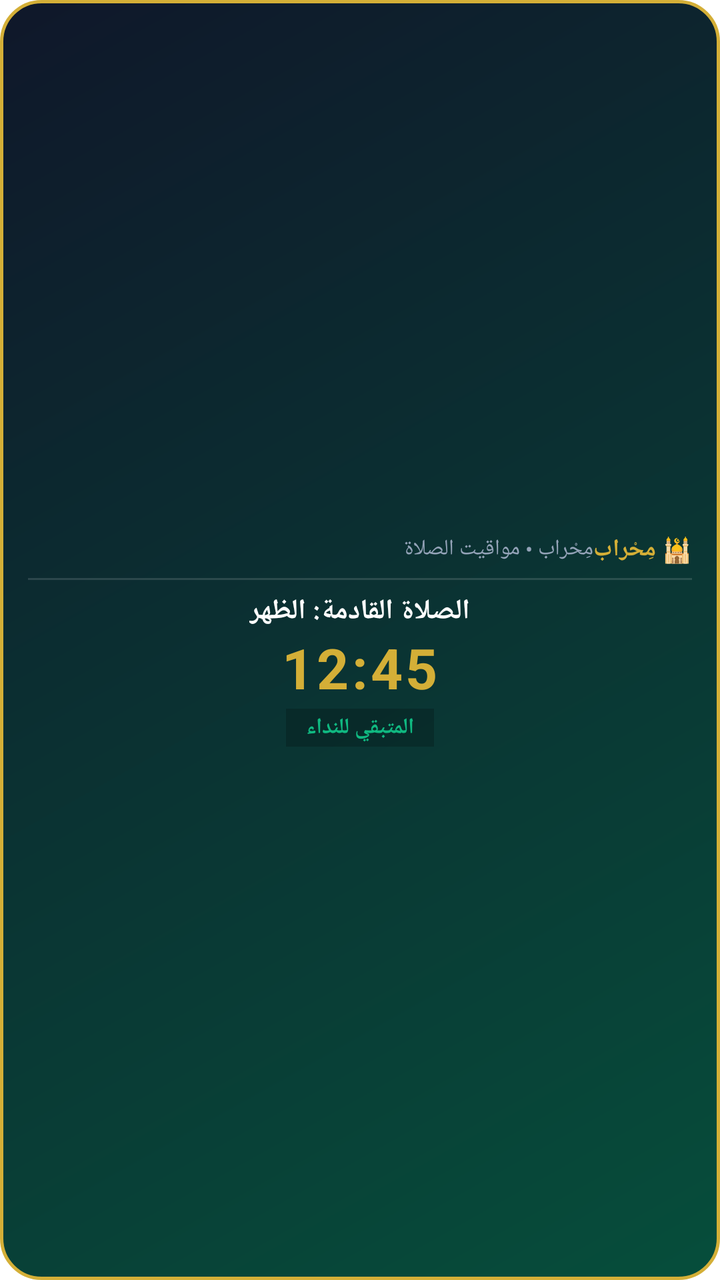
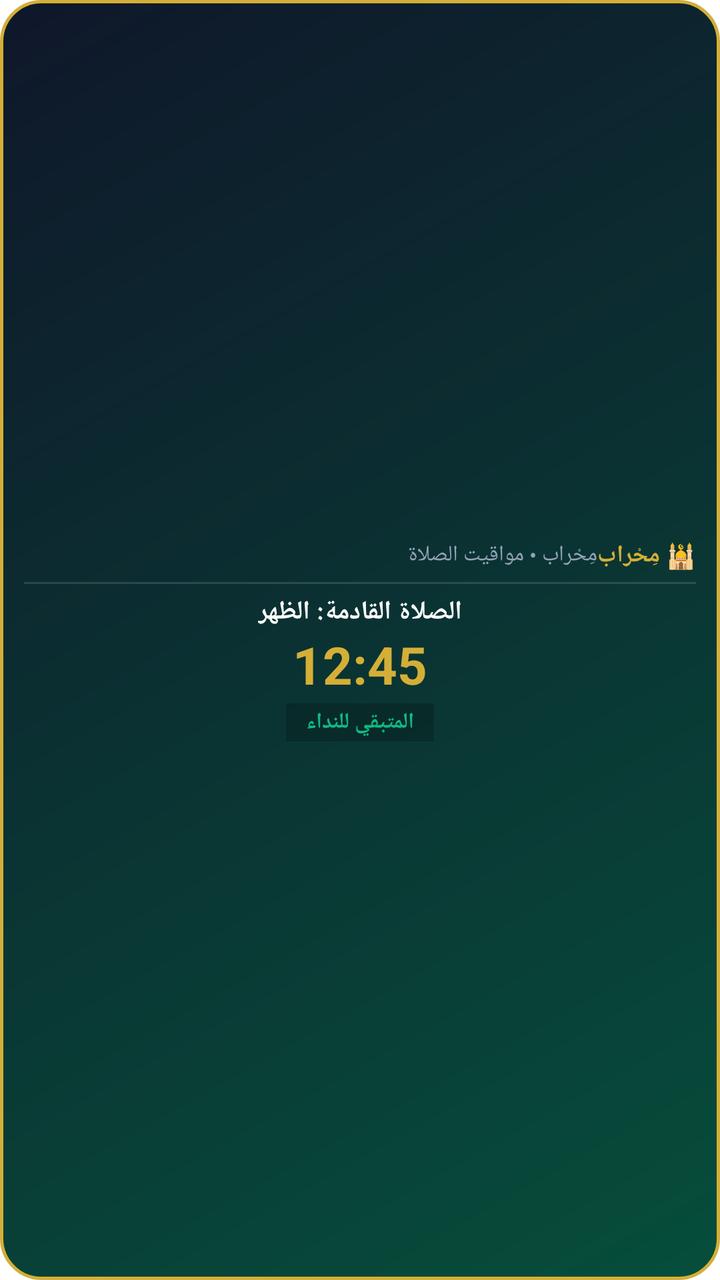

The first picture is an Android layout as it rendered before a commit; the second is the same layout after the commit. The layout source and the unified diff follow.
<!-- AndroidManifest.xml: fallback theme Theme.MaterialComponents.DayNight.NoActionBar -->
<!-- res/layout/widget_mihrab_prayer.xml -->
<?xml version="1.0" encoding="utf-8"?>
<LinearLayout xmlns:android="http://schemas.android.com/apk/res/android"
    android:id="@+id/widget_root"
    android:layout_width="match_parent"
    android:layout_height="match_parent"
    android:background="@drawable/widget_background"
    android:orientation="vertical"
    android:padding="14dp"
    android:gravity="center">

    
    <LinearLayout
        android:layout_width="match_parent"
        android:layout_height="wrap_content"
        android:orientation="horizontal"
        android:gravity="center_vertical">

        <TextView
            android:id="@+id/widget_location"
            android:layout_width="0dp"
            android:layout_height="wrap_content"
            android:layout_weight="1"
            android:text="مِحْراب • مواقيت الصلاة"
            android:textColor="#94A3B8"
            android:textSize="11sp"
            android:singleLine="true"
            android:ellipsize="end" />

        <TextView
            android:layout_width="wrap_content"
            android:layout_height="wrap_content"
            android:text="🕌 مِحْراب"
            android:textColor="#D4AF37"
            android:textSize="12sp"
            android:textStyle="bold" />
    </LinearLayout>

    <View
        android:layout_width="match_parent"
        android:layout_height="1dp"
        android:layout_marginTop="6dp"
        android:layout_marginBottom="6dp"
        android:background="#22FFFFFF" />

    
    <TextView
        android:id="@+id/widget_prayer_name"
        android:layout_width="wrap_content"
        android:layout_height="wrap_content"
        android:text="الصلاة القادمة: الظهر"
        android:textColor="#FFFFFF"
        android:textSize="14sp"
        android:textStyle="bold" />

    <TextView
        android:id="@+id/widget_prayer_time"
        android:layout_width="wrap_content"
        android:layout_height="wrap_content"
        android:text="12:45"
        android:textColor="#D4AF37"
        android:textSize="28sp"
        android:textStyle="bold"
        android:letterSpacing="0.05" />

    
    <TextView
        android:id="@+id/widget_remaining"
        android:layout_width="wrap_content"
        android:layout_height="wrap_content"
        android:layout_marginTop="2dp"
        android:background="#33000000"
        android:paddingStart="10dp"
        android:paddingEnd="10dp"
        android:paddingTop="2dp"
        android:paddingBottom="2dp"
        android:text="المتبقي للنداء"
        android:textColor="#10B981"
        android:textSize="11sp"
        android:textStyle="bold" />

</LinearLayout>
<!-- resources referenced by this layout -->
<resources>
  <!-- drawable widget_background (drawable) -->
  <?xml version="1.0" encoding="utf-8"?>
  <shape xmlns:android="http://schemas.android.com/apk/res/android"
      android:shape="rectangle">
      <gradient
          android:angle="135"
          android:startColor="#064E3B"
          android:endColor="#0F172A"
          android:type="linear" />
      <corners android:radius="20dp" />
      <stroke
          android:width="1.5dp"
          android:color="#D4AF37" />
  </shape>
</resources>

<!-- the commit's change to res/layout/widget_mihrab_prayer.xml (unified diff, before → after) -->
@@ -5,7 +5,7 @@
     android:layout_height="match_parent"
     android:background="@drawable/widget_background"
     android:orientation="vertical"
-    android:padding="14dp"
+    android:padding="12dp"
     android:gravity="center">
 
     
@@ -23,7 +23,7 @@
             android:text="مِحْراب • مواقيت الصلاة"
             android:textColor="#94A3B8"
             android:textSize="11sp"
-            android:singleLine="true"
+            android:maxLines="1"
             android:ellipsize="end" />
 
         <TextView
@@ -35,12 +35,14 @@
             android:textStyle="bold" />
     </LinearLayout>
 
-    <View
+    
+    <ImageView
         android:layout_width="match_parent"
         android:layout_height="1dp"
-        android:layout_marginTop="6dp"
-        android:layout_marginBottom="6dp"
-        android:background="#22FFFFFF" />
+        android:layout_marginTop="5dp"
+        android:layout_marginBottom="5dp"
+        android:background="#22FFFFFF"
+        android:contentDescription="@null" />
 
     
     <TextView
@@ -49,7 +51,7 @@
         android:layout_height="wrap_content"
         android:text="الصلاة القادمة: الظهر"
         android:textColor="#FFFFFF"
-        android:textSize="14sp"
+        android:textSize="13sp"
         android:textStyle="bold" />
 
     <TextView
@@ -58,9 +60,8 @@
         android:layout_height="wrap_content"
         android:text="12:45"
         android:textColor="#D4AF37"
-        android:textSize="28sp"
-        android:textStyle="bold"
-        android:letterSpacing="0.05" />
+        android:textSize="26sp"
+        android:textStyle="bold" />
 
     
     <TextView
@@ -69,6 +70,8 @@
         android:layout_height="wrap_content"
         android:layout_marginTop="2dp"
         android:background="#33000000"
+        android:paddingLeft="10dp"
+        android:paddingRight="10dp"
         android:paddingStart="10dp"
         android:paddingEnd="10dp"
         android:paddingTop="2dp"
